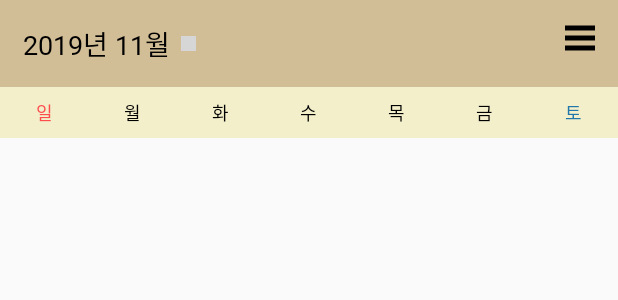
After one commit to wishJinit/InColor, an Android app: the layout fragment_diary.xml on its own in the app's theme, with its tools: preview values and no code run, on a phone screen of 412 x 824 dp. The commit adds this screen. Shown: the top 300 px of the screen. Run offline under Robolectric (Android 15) with nearby library versions, the phone set to English and light mode, and no system bars; grey boxes are pictures that could not be loaded.

Commit message:
[Feat] : Main 캘린더 Fragment

```diff
--- /dev/null
+++ b/app/src/main/java/com/yujin/inphoto/View/fragment/DiaryFragment.kt
@@ -0,0 +1,39 @@
+package com.yujin.inphoto.view.fragment
+
+import android.os.Bundle
+import androidx.fragment.app.Fragment
+import android.view.LayoutInflater
+import android.view.View
+import android.view.ViewGroup
+
+import com.yujin.inphoto.R
+import java.util.*
+
+
+class DiaryFragment : Fragment() {
+
+    override fun onCreate(savedInstanceState: Bundle?) {
+        super.onCreate(savedInstanceState)
+        val calList = getCalendarList()
+    }
+
+    override fun onCreateView(
+        inflater: LayoutInflater, container: ViewGroup?,
+        savedInstanceState: Bundle?
+    ): View? {
+        return inflater.inflate(R.layout.fragment_diary, container, false)
+    }
+
+    private fun getCalendarList(): Array<Int>{
+        val cal = GregorianCalendar()
+
+        val dayOfWeek = cal.get(Calendar.DAY_OF_WEEK) - 1
+        val lastDayOfMonth = cal.getActualMaximum(Calendar.DAY_OF_MONTH)
+
+        val emptyDayArray = Array(dayOfWeek){ 0 }
+        val monthDayArray = Array(lastDayOfMonth) {i -> i + 1}
+
+        return emptyDayArray + monthDayArray
+    }
+
+}
--- /dev/null
+++ b/app/src/main/res/layout/fragment_diary.xml
@@ -0,0 +1,99 @@
+<?xml version="1.0" encoding="utf-8"?>
+<FrameLayout xmlns:android="http://schemas.android.com/apk/res/android"
+    xmlns:tools="http://schemas.android.com/tools"
+    android:layout_width="match_parent"
+    android:layout_height="match_parent"
+    tools:context=".view.fragment.DiaryFragment">
+
+    <RelativeLayout
+        android:layout_width="match_parent"
+        android:layout_height="match_parent">
+        <!--Top Menu-->
+        <LinearLayout
+            android:id="@+id/top_menu_diary"
+            android:layout_width="match_parent"
+            android:layout_height="wrap_content"
+            android:layout_alignParentTop="true"
+            android:background="#D2BE96"
+            android:padding="15dp">
+
+            <LinearLayout
+                android:layout_width="wrap_content"
+                android:layout_height="wrap_content">
+
+                <TextView
+                    android:id="@+id/select_date_text_view"
+                    android:layout_width="wrap_content"
+                    android:layout_height="wrap_content"
+                    android:layout_marginRight="7dp"
+                    android:text="2019년 11월"
+                    android:textColor="@color/colorBlack"
+                    android:textSize="18dp" />
+
+                <ImageView
+                    android:layout_width="10dp"
+                    android:layout_height="10dp"
+                    android:layout_gravity="center_vertical"
+                    android:src="@drawable/change_date_btn" />
+            </LinearLayout>
+
+            <RelativeLayout
+                android:layout_width="wrap_content"
+                android:layout_height="wrap_content"
+                android:layout_alignParentRight="true">
+
+                <ImageView
+                    android:layout_width="20dp"
+                    android:layout_height="20dp"
+                    android:layout_alignParentRight="true"
+                    android:src="@drawable/menu_btn" />
+            </RelativeLayout>
+        </LinearLayout>
+
+        <!--Week Layout-->
+        <LinearLayout
+            android:id="@+id/week_name_layout"
+            android:layout_width="match_parent"
+            android:layout_height="wrap_content"
+            android:layout_below="@id/top_menu_diary">
+            <TextView
+                android:text="@string/sunday"
+                android:textColor="@color/colorRed"
+                style="@style/WeekNameTextView"/>
+            <TextView
+                android:text="@string/monday"
+                android:textColor="@color/colorBlack"
+                style="@style/WeekNameTextView"/>
+            <TextView
+                android:text="@string/tuesday"
+                android:textColor="@color/colorBlack"
+                style="@style/WeekNameTextView"/>
+            <TextView
+                android:text="@string/wednesday"
+                android:textColor="@color/colorBlack"
+                style="@style/WeekNameTextView"/>
+            <TextView
+                android:text="@string/thursday"
+                android:textColor="@color/colorBlack"
+                style="@style/WeekNameTextView"/>
+            <TextView
+                android:text="@string/friday"
+                android:textColor="@color/colorBlack"
+                style="@style/WeekNameTextView"/>
+            <TextView
+                android:text="@string/saturday"
+                android:textColor="@color/colorBlue"
+                style="@style/WeekNameTextView"/>
+        </LinearLayout>
+
+        <!--Calendar Layout-->
+        <androidx.recyclerview.widget.RecyclerView
+            android:id="@+id/calendar_recycler_view"
+            android:layout_width="match_parent"
+            android:layout_height="wrap_content"
+            android:layout_below="@id/week_name_layout"
+            android:layout_alignParentBottom="true"
+            android:scrollbarFadeDuration="0"
+            android:scrollbarSize="5dp" />
+    </RelativeLayout>
+</FrameLayout>
--- a/app/src/main/res/values/colors.xml
+++ b/app/src/main/res/values/colors.xml
@@ -6,5 +6,7 @@
     <color name="colorBlack">#000</color>
     <color name="colorGray">#888</color>
     <color name="colorDarkGray">#555</color>
-    <color name="colorWhite">#fff</color>
+    <color name="colorWhite">#FFF</color>
+    <color name="colorBlue">#2277AA</color>
+    <color name="colorRed">#FE4D4D</color>
 </resources>
--- a/app/src/main/res/values/strings.xml
+++ b/app/src/main/res/values/strings.xml
@@ -14,6 +14,17 @@
     <string name="name">이름</string>
     <string name="check_email">중복체크</string>
     <string name="send_email">메일 전송</string>
+
+    <!--week string-->
+    <string name="sunday">일</string>
+    <string name="monday">월</string>
+    <string name="tuesday">화</string>
+    <string name="wednesday">수</string>
+    <string name="thursday">목</string>
+    <string name="friday">금</string>
+    <string name="saturday">토</string>
+
+    <!--notify string-->
     <string name="notify_check_email">* 유효한 이메일을 입력하세요.</string>
     <string name="notify_fill_out_email">* 이메일을 입력하세요.</string>
     <string name="notify_able_sign_up">* 사용가능한 이메일입니다.</string>
--- a/app/src/main/res/values/styles.xml
+++ b/app/src/main/res/values/styles.xml
@@ -46,4 +46,14 @@
         <item name="android:textColor">@color/colorWhite</item>
         <item name="android:background">@drawable/small_button</item>
     </style>
+
+    <style name="WeekNameTextView" parent="@android:style/Widget.TextView">
+        <item name="android:layout_width">0dp</item>
+        <item name="android:layout_height">wrap_content</item>
+        <item name="android:layout_weight">1</item>
+        <item name="android:padding">8dp</item>
+        <item name="android:gravity">center</item>
+        <item name="android:textSize">12dp</item>
+        <item name="android:background">#F3EFCA</item>
+    </style>
 </resources>
```
